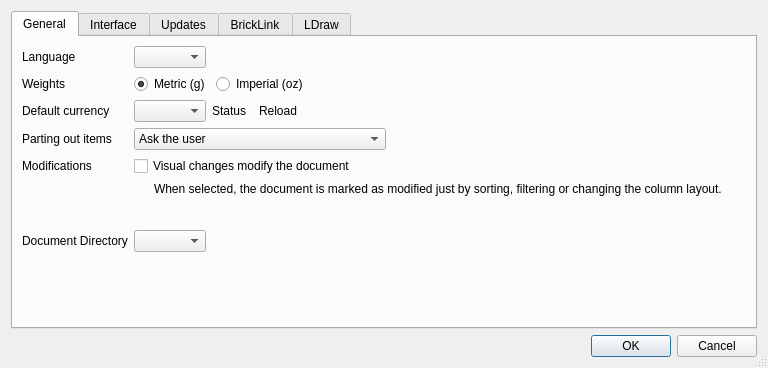
rgriebl/brickstore, file src/settingsdialog.ui: the form before one commit.
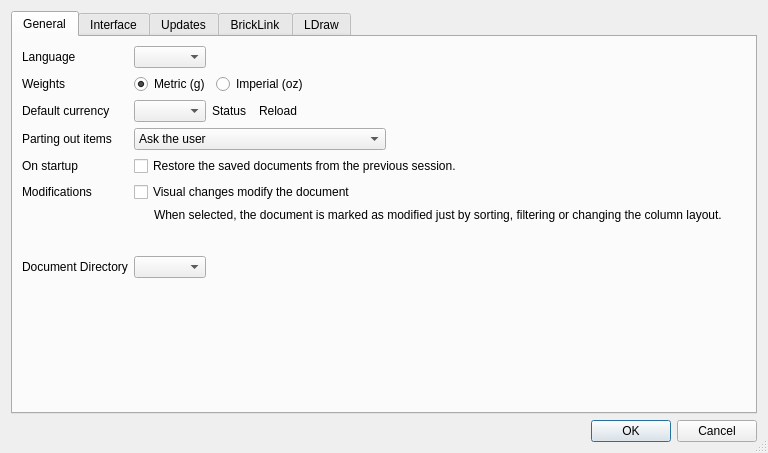
The form after the commit. Icons and pictures are not drawn.

Commit message:
Added restore last session
Closes: #241

```diff
--- a/src/settingsdialog.ui
+++ b/src/settingsdialog.ui
@@ -7,7 +7,7 @@
     <x>0</x>
     <y>0</y>
     <width>768</width>
-    <height>368</height>
+    <height>453</height>
    </rect>
   </property>
   <property name="windowTitle">
@@ -161,21 +161,21 @@
          </item>
         </widget>
        </item>
-       <item row="4" column="0">
+       <item row="7" column="0">
         <widget class="QLabel" name="label_2">
          <property name="text">
           <string>Modifications</string>
          </property>
         </widget>
        </item>
-       <item row="4" column="1">
+       <item row="7" column="1">
         <widget class="QCheckBox" name="w_modifications">
          <property name="text">
           <string>Visual changes modify the document</string>
          </property>
         </widget>
        </item>
-       <item row="5" column="1">
+       <item row="8" column="1">
         <layout class="QHBoxLayout" name="horizontalLayout_5">
          <property name="sizeConstraint">
           <enum>QLayout::SetDefaultConstraint</enum>
@@ -214,21 +214,21 @@
          </item>
         </layout>
        </item>
-       <item row="6" column="0">
+       <item row="9" column="0">
         <widget class="QLabel" name="label_30">
          <property name="text">
           <string>Document Directory</string>
          </property>
         </widget>
        </item>
-       <item row="6" column="1">
+       <item row="9" column="1">
         <widget class="QComboBox" name="w_docdir">
          <property name="sizeAdjustPolicy">
           <enum>QComboBox::AdjustToContents</enum>
          </property>
         </widget>
        </item>
-       <item row="7" column="1">
+       <item row="10" column="1">
         <spacer name="verticalSpacer_2">
          <property name="orientation">
           <enum>Qt::Vertical</enum>
@@ -241,6 +241,20 @@
          </property>
         </spacer>
        </item>
+       <item row="6" column="1">
+        <widget class="QCheckBox" name="w_restore_session">
+         <property name="text">
+          <string>Restore the saved documents from the previous session.</string>
+         </property>
+        </widget>
+       </item>
+       <item row="6" column="0">
+        <widget class="QLabel" name="label_5">
+         <property name="text">
+          <string>On startup</string>
+         </property>
+        </widget>
+       </item>
       </layout>
      </widget>
      <widget class="QWidget" name="interface">
```
The commit also changes 5 other files.
